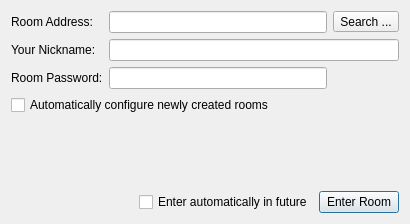
Before: the Qt Designer form Swift/QtUI/QtJoinMUCWindow.ui in swift/swift, drawn with Qt 5.
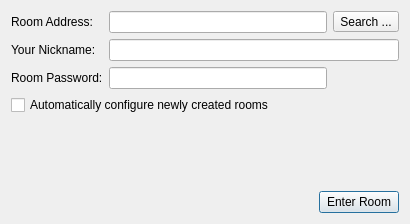
After: the same form once the commit is applied.

The edit to the form file:
```diff
--- a/Swift/QtUI/QtJoinMUCWindow.ui
+++ b/Swift/QtUI/QtJoinMUCWindow.ui
@@ -100,13 +100,6 @@
        </property>
       </spacer>
      </item>
-     <item>
-      <widget class="QCheckBox" name="joinAutomatically">
-       <property name="text">
-        <string>Enter automatically in future</string>
-       </property>
-      </widget>
-     </item>
      <item>
       <widget class="QPushButton" name="joinButton">
        <property name="text">
```
Left out of the diff: 1 changed line with no effect on the pictures.
